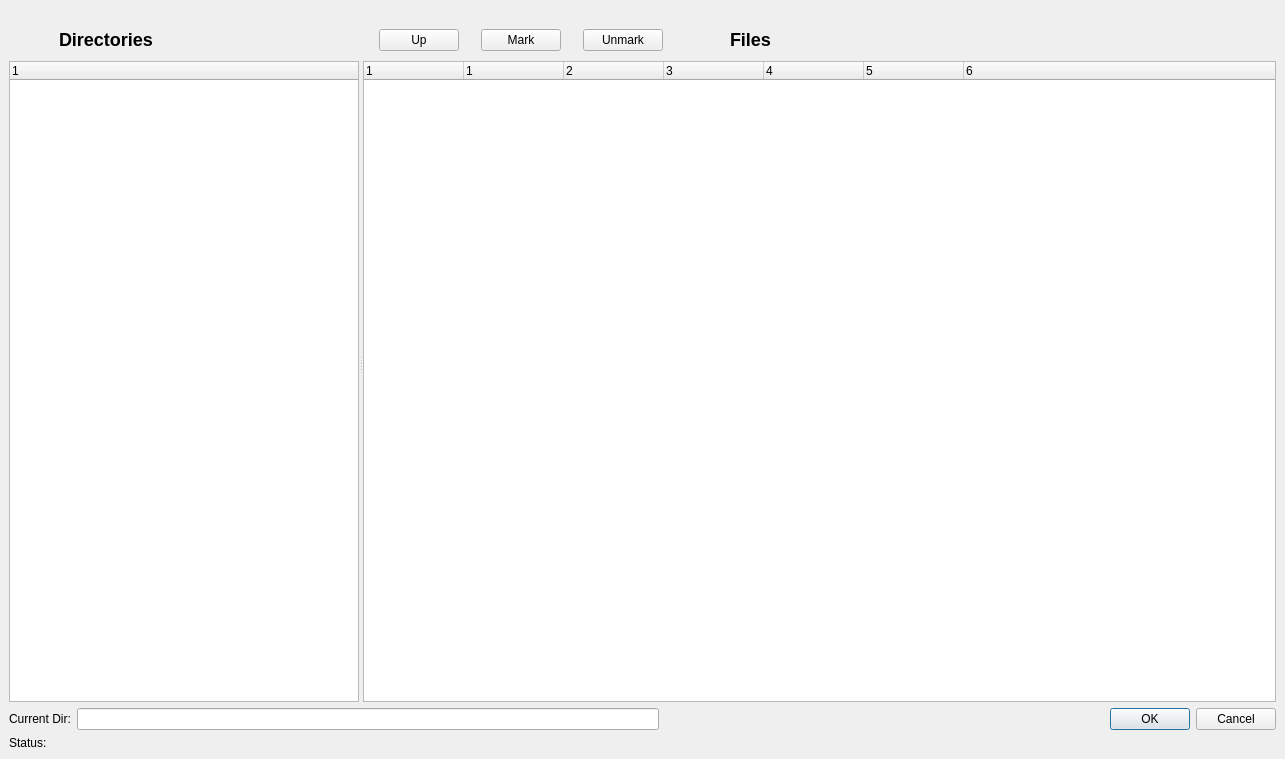
This is bacula/src/qt-console/restore/restore.ui in rkorzeniewski/bacula as Qt 5 draws it before an edit. The edited form follows.
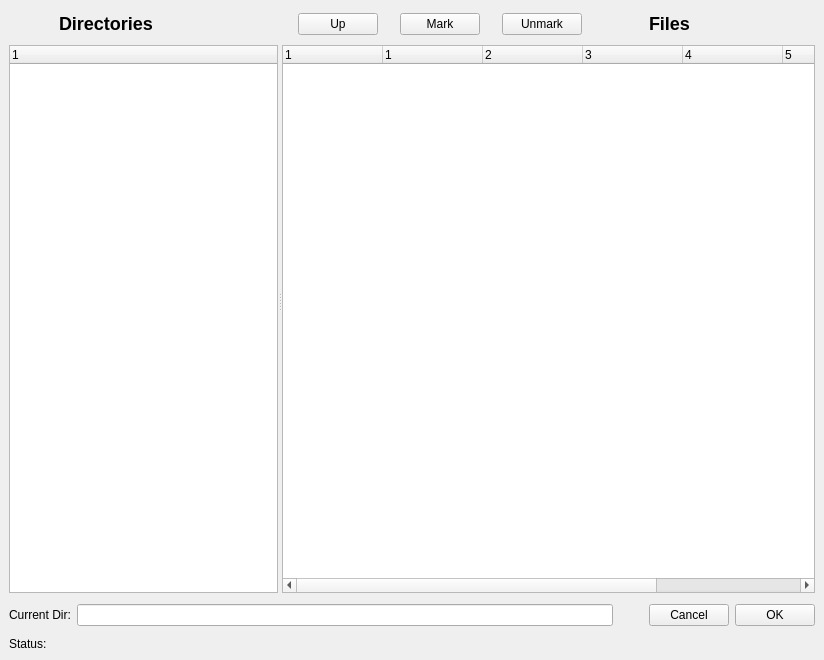
This is the edited form. Icons and pictures are not drawn.

Commit message: Addressed issue of long compiles.  Simplify with Pages::setCurrent Restore dialogs are now stacked pages.  updated TODO added PAGES

```diff
--- a/bacula/src/qt-console/restore/restore.ui
+++ b/bacula/src/qt-console/restore/restore.ui
@@ -1,15 +1,12 @@
 <ui version="4.0" >
  <class>restoreForm</class>
- <widget class="QDialog" name="restoreForm" >
-  <property name="windowModality" >
-   <enum>Qt::WindowModal</enum>
-  </property>
+ <widget class="QWidget" name="restoreForm" >
   <property name="geometry" >
    <rect>
     <x>0</x>
     <y>0</y>
-    <width>1285</width>
-    <height>759</height>
+    <width>824</width>
+    <height>660</height>
    </rect>
   </property>
   <property name="windowTitle" >
@@ -23,6 +20,114 @@
     <number>6</number>
    </property>
    <item row="1" column="0" >
+    <layout class="QHBoxLayout" >
+     <property name="margin" >
+      <number>0</number>
+     </property>
+     <property name="spacing" >
+      <number>6</number>
+     </property>
+     <item>
+      <widget class="QLabel" name="label" >
+       <property name="sizePolicy" >
+        <sizepolicy>
+         <hsizetype>0</hsizetype>
+         <vsizetype>5</vsizetype>
+         <horstretch>0</horstretch>
+         <verstretch>0</verstretch>
+        </sizepolicy>
+       </property>
+       <property name="text" >
+        <string>Current Dir:</string>
+       </property>
+       <property name="buddy" >
+        <cstring>lineEdit</cstring>
+       </property>
+      </widget>
+     </item>
+     <item>
+      <widget class="QLineEdit" name="lineEdit" >
+       <property name="minimumSize" >
+        <size>
+         <width>100</width>
+         <height>0</height>
+        </size>
+       </property>
+      </widget>
+     </item>
+     <item>
+      <spacer>
+       <property name="orientation" >
+        <enum>Qt::Horizontal</enum>
+       </property>
+       <property name="sizeType" >
+        <enum>QSizePolicy::Fixed</enum>
+       </property>
+       <property name="sizeHint" >
+        <size>
+         <width>30</width>
+         <height>32</height>
+        </size>
+       </property>
+      </spacer>
+     </item>
+     <item>
+      <widget class="QPushButton" name="cancelButton" >
+       <property name="text" >
+        <string>Cancel</string>
+       </property>
+      </widget>
+     </item>
+     <item>
+      <widget class="QPushButton" name="okButton" >
+       <property name="text" >
+        <string>OK</string>
+       </property>
+      </widget>
+     </item>
+    </layout>
+   </item>
+   <item row="2" column="0" >
+    <layout class="QHBoxLayout" >
+     <property name="margin" >
+      <number>0</number>
+     </property>
+     <property name="spacing" >
+      <number>6</number>
+     </property>
+     <item>
+      <widget class="QLabel" name="label_4" >
+       <property name="sizePolicy" >
+        <sizepolicy>
+         <hsizetype>0</hsizetype>
+         <vsizetype>0</vsizetype>
+         <horstretch>0</horstretch>
+         <verstretch>0</verstretch>
+        </sizepolicy>
+       </property>
+       <property name="text" >
+        <string>Status:</string>
+       </property>
+      </widget>
+     </item>
+     <item>
+      <widget class="QLabel" name="statusLine" >
+       <property name="sizePolicy" >
+        <sizepolicy>
+         <hsizetype>5</hsizetype>
+         <vsizetype>0</vsizetype>
+         <horstretch>0</horstretch>
+         <verstretch>0</verstretch>
+        </sizepolicy>
+       </property>
+       <property name="text" >
+        <string/>
+       </property>
+      </widget>
+     </item>
+    </layout>
+   </item>
+   <item row="0" column="0" >
     <widget class="QSplitter" name="splitter" >
      <property name="orientation" >
       <enum>Qt::Horizontal</enum>
@@ -133,7 +238,7 @@
        </item>
       </layout>
      </widget>
-     <widget class="QWidget" name="layoutWidget" >
+     <widget class="QWidget" name="layoutWidget_3" >
       <layout class="QVBoxLayout" >
        <property name="margin" >
         <number>0</number>
@@ -281,7 +386,7 @@
            </property>
            <property name="sizeHint" >
             <size>
-             <width>261</width>
+             <width>100</width>
              <height>30</height>
             </size>
            </property>
@@ -367,126 +472,6 @@
      </widget>
     </widget>
    </item>
-   <item row="0" column="0" >
-    <spacer>
-     <property name="orientation" >
-      <enum>Qt::Vertical</enum>
-     </property>
-     <property name="sizeType" >
-      <enum>QSizePolicy::Fixed</enum>
-     </property>
-     <property name="sizeHint" >
-      <size>
-       <width>20</width>
-       <height>16</height>
-      </size>
-     </property>
-    </spacer>
-   </item>
-   <item row="2" column="0" >
-    <layout class="QHBoxLayout" >
-     <property name="margin" >
-      <number>0</number>
-     </property>
-     <property name="spacing" >
-      <number>6</number>
-     </property>
-     <item>
-      <widget class="QLabel" name="label" >
-       <property name="sizePolicy" >
-        <sizepolicy>
-         <hsizetype>0</hsizetype>
-         <vsizetype>5</vsizetype>
-         <horstretch>0</horstretch>
-         <verstretch>0</verstretch>
-        </sizepolicy>
-       </property>
-       <property name="text" >
-        <string>Current Dir:</string>
-       </property>
-       <property name="buddy" >
-        <cstring>lineEdit</cstring>
-       </property>
-      </widget>
-     </item>
-     <item>
-      <widget class="QLineEdit" name="lineEdit" >
-       <property name="minimumSize" >
-        <size>
-         <width>100</width>
-         <height>0</height>
-        </size>
-       </property>
-      </widget>
-     </item>
-     <item>
-      <spacer>
-       <property name="orientation" >
-        <enum>Qt::Horizontal</enum>
-       </property>
-       <property name="sizeType" >
-        <enum>QSizePolicy::Fixed</enum>
-       </property>
-       <property name="sizeHint" >
-        <size>
-         <width>30</width>
-         <height>20</height>
-        </size>
-       </property>
-      </spacer>
-     </item>
-     <item>
-      <widget class="QDialogButtonBox" name="buttonBox" >
-       <property name="orientation" >
-        <enum>Qt::Horizontal</enum>
-       </property>
-       <property name="standardButtons" >
-        <set>QDialogButtonBox::Cancel|QDialogButtonBox::NoButton|QDialogButtonBox::Ok</set>
-       </property>
-      </widget>
-     </item>
-    </layout>
-   </item>
-   <item row="3" column="0" >
-    <layout class="QHBoxLayout" >
-     <property name="margin" >
-      <number>0</number>
-     </property>
-     <property name="spacing" >
-      <number>6</number>
-     </property>
-     <item>
-      <widget class="QLabel" name="label_4" >
-       <property name="sizePolicy" >
-        <sizepolicy>
-         <hsizetype>0</hsizetype>
-         <vsizetype>0</vsizetype>
-         <horstretch>0</horstretch>
-         <verstretch>0</verstretch>
-        </sizepolicy>
-       </property>
-       <property name="text" >
-        <string>Status:</string>
-       </property>
-      </widget>
-     </item>
-     <item>
-      <widget class="QLabel" name="statusLine" >
-       <property name="sizePolicy" >
-        <sizepolicy>
-         <hsizetype>5</hsizetype>
-         <vsizetype>0</vsizetype>
-         <horstretch>0</horstretch>
-         <verstretch>0</verstretch>
-        </sizepolicy>
-       </property>
-       <property name="text" >
-        <string/>
-       </property>
-      </widget>
-     </item>
-    </layout>
-   </item>
   </layout>
   <action name="actionUp" >
    <property name="icon" >
```
Left out of the diff: 63 changed lines with no effect on the pictures. The commit also changes 17 other files.
